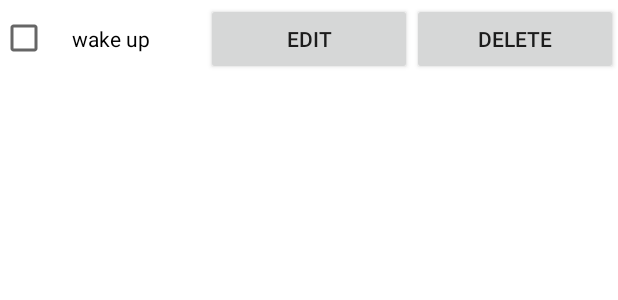
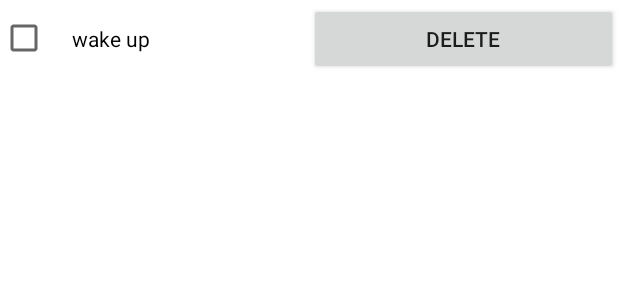
Before and after one commit to houzx2581396/todo-list-android, an Android app: the layout mission_item.xml on its own in the app's theme, with its tools: preview values and no code run, on a phone screen of 412 x 824 dp. Shown: the top 300 px of the screen. Run offline under Robolectric (Android 15) with nearby library versions, the phone set to English and light mode, and no system bars.

Commit message:
Modify UI

```diff
--- a/app/src/main/res/layout/mission_item.xml
+++ b/app/src/main/res/layout/mission_item.xml
@@ -18,13 +18,6 @@
             tools:text="wake up" />
 
         <androidx.appcompat.widget.AppCompatButton
-            android:id="@+id/edit_mission_btn"
-            android:layout_width="match_parent"
-            android:layout_height="wrap_content"
-            android:layout_weight="1"
-            android:text="edit" />
-
-        <androidx.appcompat.widget.AppCompatButton
             android:id="@+id/delete_mission_btn"
             android:layout_width="match_parent"
             android:layout_height="wrap_content"
```
